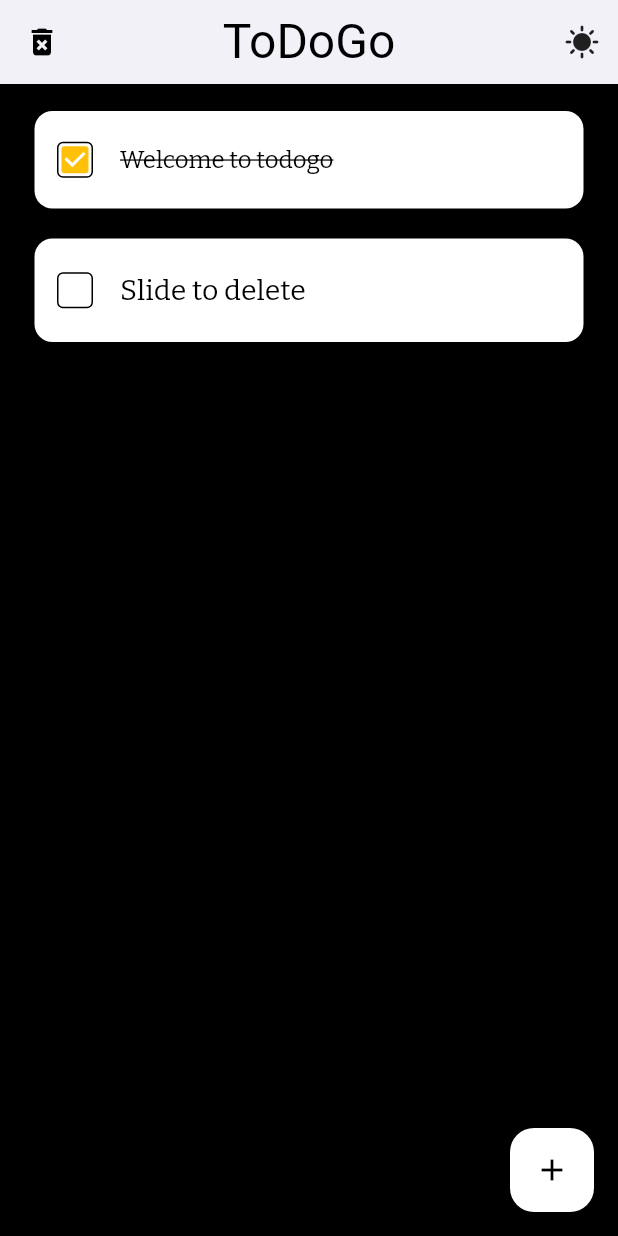
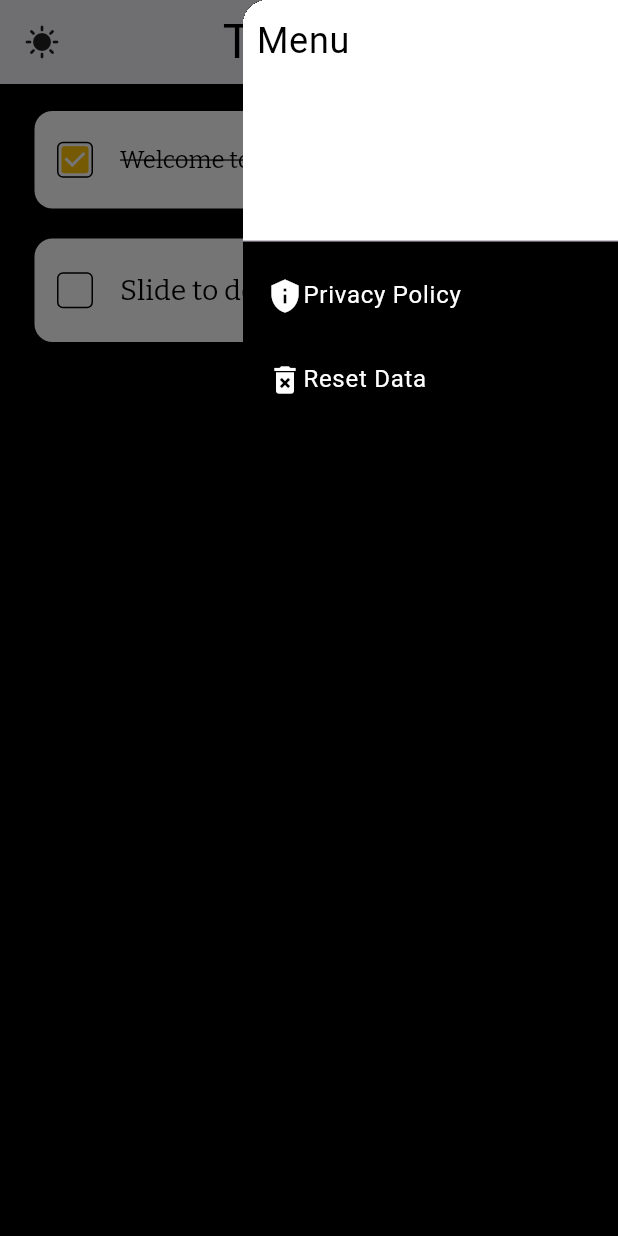
Before and after one commit to PVSarathKrishnan/to_do, a Flutter app: the screen it shows after launch, with the side drawer open (before the commit the screen has no drawer), on a phone screen of 412 x 824 dp. Run offline on Flutter 3.47's test engine with Material 3 defaults, Android fonts, the phone set to English and light mode, and no system bars; drawn by our look-alikes of flutter_slidable; our stand-ins replace google_fonts, hive, hive_flutter, lottie; accounts and stored records are empty.

Commit message:
privacy policies and other updates

```diff
--- a/lib/main.dart
+++ b/lib/main.dart
@@ -1,7 +1,5 @@
 import 'package:flutter/material.dart';
-import 'package:hive/hive.dart';
 import 'package:hive_flutter/adapters.dart';
-import 'package:to_do/presentation/Screens/homescreen.dart';
 import 'package:to_do/presentation/Screens/splash_screen.dart';
 
 void main() async {
--- a/lib/presentation/Screens/homescreen.dart
+++ b/lib/presentation/Screens/homescreen.dart
@@ -5,6 +5,7 @@ import 'package:to_do/core/database.dart';
 import 'package:to_do/presentation/utilities/confir_reset_widget.dart';
 import 'package:to_do/presentation/utilities/dialoguebox.dart';
 import 'package:to_do/presentation/utilities/todo_tile.dart';
+import 'package:url_launcher/url_launcher.dart';
 
 class HomeScreen extends StatefulWidget {
   const HomeScreen({Key? key}) : super(key: key);
@@ -74,6 +75,12 @@ class _HomeScreenState extends State<HomeScreen> {
     db.updateData();
   }
 
+  void _openDrawer() {
+    Scaffold.of(_scaffoldContext!).openEndDrawer();
+  }
+
+  BuildContext? _scaffoldContext;
+
   void clearData() {
     showDialog(
       context: context,
@@ -88,8 +95,8 @@ class _HomeScreenState extends State<HomeScreen> {
     return Scaffold(
       backgroundColor: getBackgroundColor(),
       floatingActionButton: FloatingActionButton(
-        backgroundColor: Colors.white,
-        foregroundColor: Colors.black,
+        backgroundColor:  darktheme ? Colors.white : Colors.black,
+        foregroundColor:  darktheme ?  Colors.black : Colors.white,
         onPressed: createNewTask,
         child: Icon(Icons.add),
       ),
@@ -97,16 +104,23 @@ class _HomeScreenState extends State<HomeScreen> {
         backgroundColor: darktheme ? Colors.white : Colors.black,
         elevation: 3,
         leading: IconButton(
-          tooltip: "Reset the data",
-          icon: Icon(
-            Icons.delete_forever,
-            color: darktheme ? Colors.black : Colors.white,
-          ),
+          tooltip: darktheme ? "switch to lighttheme" : "switch to darktheme",
           onPressed: () {
-            clearData();
+            setState(() {
+              darktheme = !darktheme;
+            });
           },
+          icon: darktheme
+              ? Icon(
+                  Icons.sunny,
+                  color: Colors.black87,
+                )
+              : Icon(
+                  Icons.nightlight,
+                  color: Colors.white,
+                ),
         ),
-        title: Text(
+          title: Text(
           "ToDoGo",
           style: GoogleFonts.grapeNuts(
             fontSize: 32,
@@ -115,24 +129,77 @@ class _HomeScreenState extends State<HomeScreen> {
         ),
         centerTitle: true,
         actions: [
-          IconButton(
-            tooltip: darktheme ? "switch to lighttheme" : "switch to darktheme",
-            onPressed: () {
-              setState(() {
-                darktheme = !darktheme;
-              });
+          Builder(
+            builder: (BuildContext context) {
+              _scaffoldContext = context;
+              return IconButton(
+                onPressed: _openDrawer,
+                icon: Icon(
+                  Icons.view_sidebar,
+                  color: darktheme ? Colors.black : Colors.white,
+                ),
+              );
             },
-            icon: darktheme
-                ? Icon(
-                    Icons.sunny,
-                    color: Colors.black87,
-                  )
-                : Icon(
-                    Icons.nightlight,
-                    color: Colors.white,
+          ),
+        ],
+      ),
+      endDrawer: Drawer(
+        backgroundColor: darktheme ? Colors.black : Colors.white,
+        width: 250,
+        child: ListView(
+          padding: EdgeInsets.zero,
+          children: [
+            DrawerHeader(
+              padding: EdgeInsets.all(9),
+              decoration: BoxDecoration(
+                color: darktheme ? Colors.white : Colors.black,
+              ),
+              child: Text(
+                'Menu',
+                style: TextStyle(
+                  color: darktheme ? Colors.black : Colors.white,
+                  fontSize: 24,
+                ),
+              ),
+            ),
+            ListTile(
+              title: Row(
+                children: [
+                  Icon(
+                    Icons.privacy_tip,
+                    color: darktheme ? Colors.white : Colors.black,
                   ),
-          )
-        ],
+                  Text(
+                    'Privacy Policy',
+                    style: TextStyle(
+                        color: darktheme ? Colors.white : Colors.black),
+                  ),
+                ],
+              ),
+              onTap: () {
+                _launchPPURL(
+                    "https://www.freeprivacypolicy.com/live/7b93da92-6ea5-4f9c-8465-61432792873d");
+              },
+            ),
+            ListTile(
+                title: Row(
+                  children: [
+                    Icon(
+                      Icons.delete_forever,
+                      color: darktheme ? Colors.white : Colors.black,
+                    ),
+                    Text(
+                      'Reset Data',
+                      style: TextStyle(
+                          color: darktheme ? Colors.white : Colors.black),
+                    ),
+                  ],
+                ),
+                onTap: () {
+                  clearData();
+                }),
+          ],
+        ),
       ),
       body: Padding(
         padding: const EdgeInsets.all(8.0),
@@ -152,4 +219,14 @@ class _HomeScreenState extends State<HomeScreen> {
       ),
     );
   }
+
+  void _launchPPURL(String url) async {
+    Uri url = Uri.parse(
+        'https://www.freeprivacypolicy.com/live/7b93da92-6ea5-4f9c-8465-61432792873d');
+    if (await launchUrl(url)) {
+      //browser opened
+    } else {
+      SnackBar(content: Text("couldn't launch the page"));
+    }
+  }
 }
--- a/pubspec.yaml
+++ b/pubspec.yaml
@@ -16,7 +16,7 @@ publish_to: 'none' # Remove this line if you wish to publish to pub.dev
 # https://developer.apple.com/library/archive/documentation/General/Reference/InfoPlistKeyReference/Articles/CoreFoundationKeys.html
 # In Windows, build-name is used as the major, minor, and patch parts
 # of the product and file versions while build-number is used as the build suffix.
-version: 1.0.0+1
+version: 1.0.0+2
 
 environment:
   sdk: '>=3.1.3 <4.0.0'
@@ -36,6 +36,7 @@ dependencies:
   hive: ^2.2.3
   hive_flutter: ^1.1.0
   lottie: ^2.7.0
+  url_launcher: ^6.0.3
 
 dev_dependencies:
   build_runner: ^2.4.6
@@ -49,7 +50,6 @@ dev_dependencies:
 # The following section is specific to Flutter packages.
 flutter:
   # Other configurations...
-
   assets:
     - lib/assets/
     # Add all the asset files you want to include, with their correct paths
```
Also changed, not shown: pubspec.lock, 10 other files.
